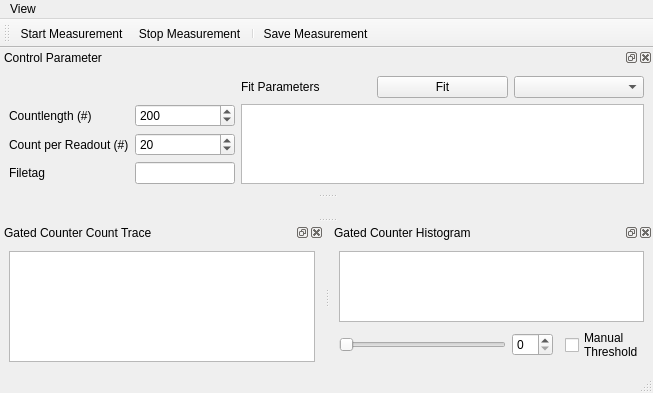
Old version of the form gui/gated_counter/ui_gated_counter_gui.ui in the repository Ulm-IQO/qudi.
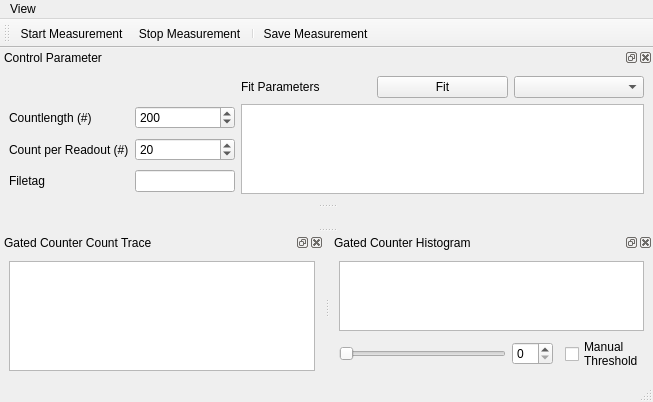
New version of the form. Icons and pictures are not drawn. Custom widgets are drawn as their Qt base class.

Commit message: Correct the dockwidget configuration of the gated counter. Now every window can be transformed properly. Delete the spam message of the mw dummy which say everytime something after a reset listposition. Some docstrings adjustments in various files. Include the amplitude as a parameter for poissonian functions in the fit logic. Enhance further the trace_analysis logic. Implement proper display of the fit results. Implement correctly the method calculate_threshold. Now one can calculate fidelity and threshold of a given poissonian distribution.

The edit to the form file:
```diff
--- a/gui/gated_counter/ui_gated_counter_gui.ui
+++ b/gui/gated_counter/ui_gated_counter_gui.ui
@@ -262,7 +262,20 @@
         <widget class="QComboBox" name="fit_methods_ComboBox"/>
        </item>
        <item row="1" column="2" rowspan="3" colspan="3">
-        <widget class="QTextEdit" name="fit_param_TextEdit"/>
+        <widget class="QTextEdit" name="fit_param_TextEdit">
+         <property name="sizePolicy">
+          <sizepolicy hsizetype="MinimumExpanding" vsizetype="Expanding">
+           <horstretch>0</horstretch>
+           <verstretch>0</verstretch>
+          </sizepolicy>
+         </property>
+         <property name="minimumSize">
+          <size>
+           <width>0</width>
+           <height>90</height>
+          </size>
+         </property>
+        </widget>
        </item>
       </layout>
      </item>
```
The commit also changes 7 other files.
